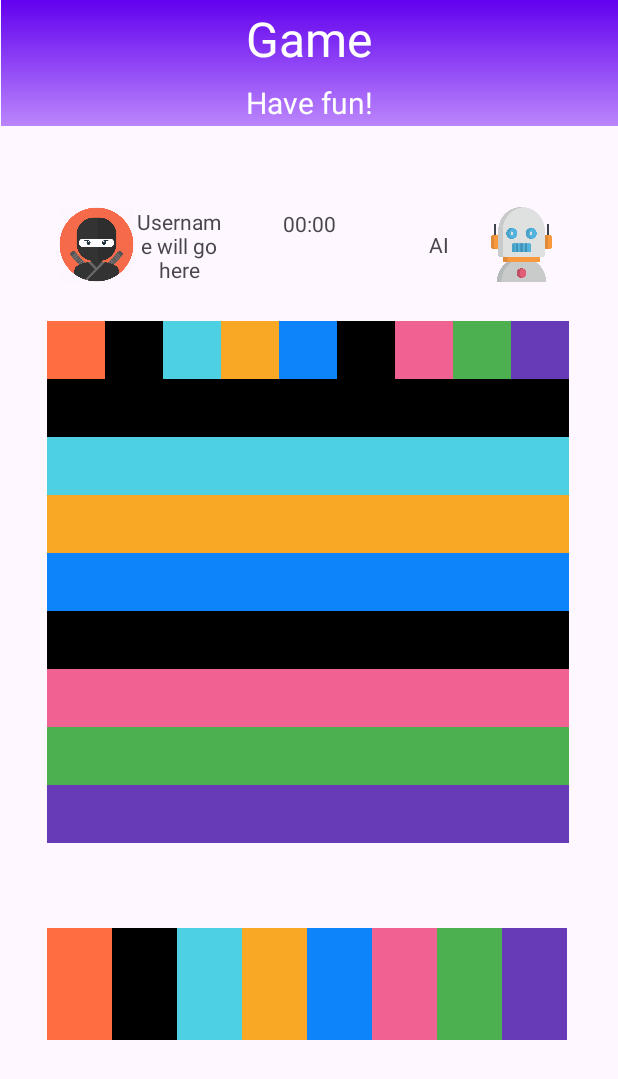
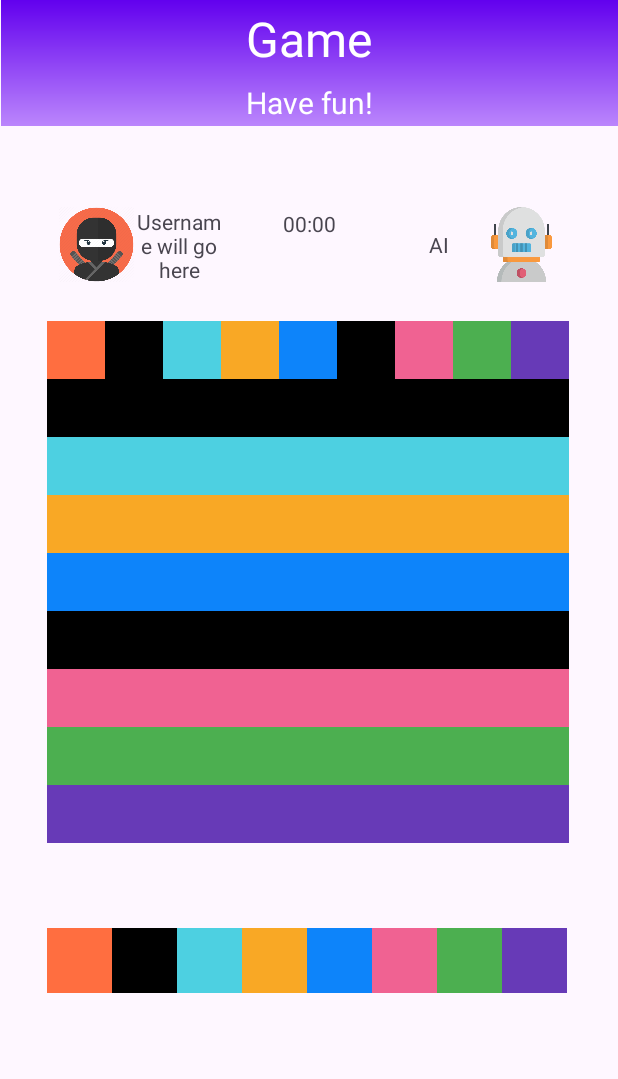
Before and after one commit to oriolagobat/Filler-Game-2, an Android app: the Game screen opened directly, with no data from a screen before it, on a phone screen of 412 x 824 dp. Shown: the top 1079 px of the screen. Run offline under Robolectric (Android 15) with nearby library versions, the phone set to English and light mode, and no system bars; 2 statements that could not run were skipped.

Commit message:
Fixes selector size Parametrizes diferent types of grid to return total number of squares per row accurately. By doing this and returning the correct operation when needed, we fix the selector height problem. Fixes issue #14.

```diff
--- /dev/null
+++ b/app/src/main/java/com/example/filler/constants/GridType.kt
@@ -0,0 +1,6 @@
+package com.example.filler.constants
+
+enum class GridType {
+    BOARD,
+    SELECTOR
+}
--- a/app/src/main/java/com/example/filler/gui/game/Game.kt
+++ b/app/src/main/java/com/example/filler/gui/game/Game.kt
@@ -4,6 +4,7 @@ import android.os.Bundle
 import androidx.appcompat.app.AppCompatActivity
 import com.example.filler.constants.Difficulty
 import com.example.filler.constants.GameColor
+import com.example.filler.constants.GridType
 import com.example.filler.databinding.ActivityGameBinding
 import com.example.filler.logic.GameResponse
 import com.example.filler.logic.GameSettings
@@ -57,7 +58,7 @@ class Game : AppCompatActivity() {
 
         val stubBoard: GameResponse = gameStub.initGame()
         binding.boardGridView.adapter =
-            GridAdapter(this, stubBoard.board.toArray(), binding.boardGridView)
+            GridAdapter(this, stubBoard.board.toArray(), binding.boardGridView, GridType.BOARD)
     }
 
     private fun setUpChooserBar(settings: GameSettings) {
@@ -72,7 +73,7 @@ class Game : AppCompatActivity() {
         val stubSelector: GameResponse = gameStub.initGame()
         val (colors, selected) = unpackArray(stubSelector.selector.toArray())
         binding.selectorGridView.adapter =
-            GridAdapter(this, colors, binding.selectorGridView)
+            GridAdapter(this, colors, binding.selectorGridView, GridType.SELECTOR)
     }
 
     private fun unpackArray(array: Array<Pair<GameColor, Boolean>>): Pair<Array<GameColor>, Array<Boolean>> {
--- a/app/src/main/java/com/example/filler/gui/game/GridAdapter.kt
+++ b/app/src/main/java/com/example/filler/gui/game/GridAdapter.kt
@@ -10,12 +10,14 @@ import android.widget.TextView
 import androidx.appcompat.content.res.AppCompatResources
 import com.example.filler.R
 import com.example.filler.constants.GameColor
+import com.example.filler.constants.GridType
 import kotlin.math.sqrt
 
 class GridAdapter(
     private val context: Context,
     private val colorsList: Array<GameColor>,
-    private val grid: GridView
+    private val grid: GridView,
+    private val gridType: GridType
 ) :
     BaseAdapter() {
     override fun getCount(): Int {
@@ -40,7 +42,7 @@ class GridAdapter(
         val drawableColorId = getColorFromGameColor(getItem(position))
         val background: Drawable = AppCompatResources.getDrawable(context, drawableColorId)!!
         textView.background = background
-        textView.layoutParams.height = grid.height / getSquarePerRow()
+        setTextViewHeight(textView)
 
         return view
     }
@@ -59,6 +61,22 @@ class GridAdapter(
         }
     }
 
+    // If we're dealing with the board, the textview height should be the total size of the grid divided by the number of rows (square per row)
+    // If we're dealing with the selector, the textview height should be the total grid's width divided by the number of columns (square per row)
+    private fun setTextViewHeight(textView: TextView) {
+        when (gridType) {
+            GridType.BOARD -> textView.layoutParams.height = grid.height / getSquarePerRow()
+            GridType.SELECTOR -> textView.layoutParams.height = grid.width / getSquarePerRow()
+        }
+    }
 
-    private fun getSquarePerRow(): Int = sqrt(colorsList.size.toDouble()).toInt()
+
+    // If we're dealing with the board, we'll have as many squares in a row as the square root of the number of squares.
+    // If we're dealing with the selector, we'll have as many squares in a row as the total number of squares.
+    private fun getSquarePerRow(): Int {
+        return when (gridType) {
+            GridType.BOARD -> sqrt(colorsList.size.toDouble()).toInt()
+            GridType.SELECTOR -> colorsList.size
+        }
+    }
 }
```
